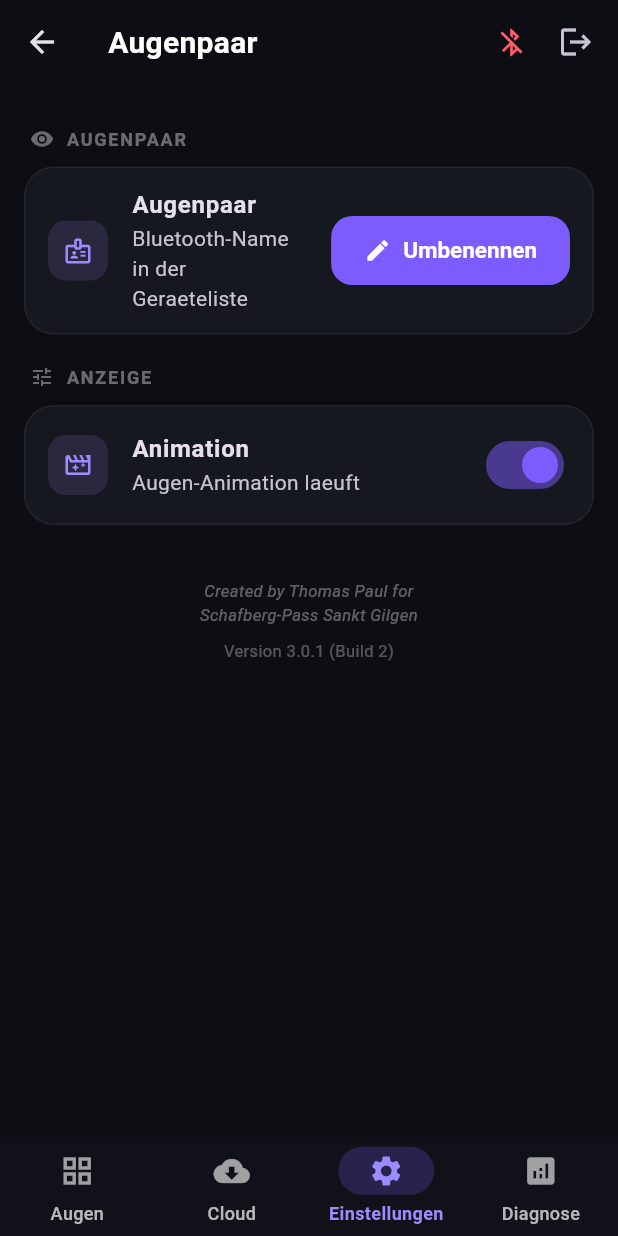
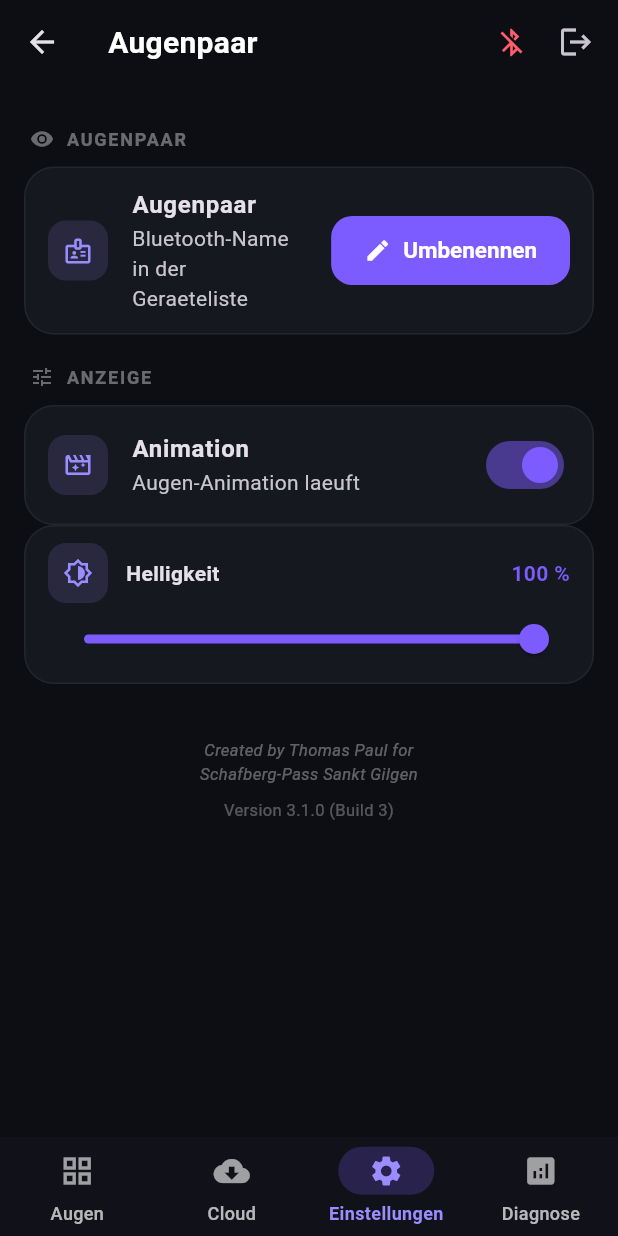
Before and after one commit to Backer133/eye_pair_app-Oled, a Flutter app: the HomeScreen screen opened directly with empty values, item 3 of the bottom bar chosen, on a phone screen of 412 x 824 dp. Run offline on Flutter 3.47's test engine with Material 3 defaults, Android fonts, the phone set to English and light mode, and no system bars; our stand-ins replace flutter_blue_plus, package_info_plus, permission_handler, shared_preferences; accounts and stored records are empty; network calls fail.

Commit message:
Einstellungen: Helligkeits-Regler (AMOLED 0x51) - dimmt Master + Slave
- ble_service.setBrightness() reaktiviert (auf C6-AMOLED zuverlaessig)
- Slider in Settings 'Anzeige' mit Live-Dimmen (gedrosselt) + Prozentanzeige
- Firmware unveraendert: Master leitet Helligkeit im ConfigMsg an den Slave weiter

Co-Authored-By: Claude Opus 4.8 <noreply@anthropic.com>

```diff
--- a/lib/screens/settings.dart
+++ b/lib/screens/settings.dart
@@ -14,6 +14,17 @@ class SettingsScreen extends StatefulWidget {
 class _SettingsScreenState extends State<SettingsScreen> {
   // App-Version (aus dem Paket -> folgt automatisch der pubspec-Version).
   String _version = '';
+
+  // Helligkeit: lokaler Slider-Wert (waehrend des Ziehens) + Throttle fuers BLE-Schreiben.
+  double? _brightnessLocal;
+  DateTime _lastBrWrite = DateTime.fromMillisecondsSinceEpoch(0);
+  void _throttledBrightness(double v) {
+    final now = DateTime.now();
+    if (now.difference(_lastBrWrite).inMilliseconds >= 120) {
+      _lastBrWrite = now;
+      widget.ble.setBrightness(v.round());
+    }
+  }
 
   @override
   void initState() {
@@ -109,6 +120,7 @@ class _SettingsScreenState extends State<SettingsScreen> {
       builder: (context, _) {
         final ble = widget.ble;
         final animOn = ble.animEnabled == 1;
+        final br = (_brightnessLocal ?? ble.brightness.toDouble()).clamp(5.0, 255.0);
         return ListView(
           padding: const EdgeInsets.fromLTRB(16, 8, 16, 32),
           children: [
@@ -143,6 +155,42 @@ class _SettingsScreenState extends State<SettingsScreen> {
                 value: animOn,
                 activeColor: kAccent,
                 onChanged: (v) => ble.setAnimEnabled(v),
+              ),
+            ),
+
+            // Helligkeit (AMOLED: CO5300 0x51)
+            Card(
+              child: Padding(
+                padding: const EdgeInsets.fromLTRB(16, 12, 16, 6),
+                child: Column(
+                  crossAxisAlignment: CrossAxisAlignment.start,
+                  children: [
+                    Row(
+                      children: [
+                        _iconBox(Icons.brightness_6_outlined, kAccentGlow),
+                        const SizedBox(width: 12),
+                        const Expanded(
+                          child: Text('Helligkeit',
+                              style: TextStyle(fontWeight: FontWeight.w700)),
+                        ),
+                        Text('${(br / 255 * 100).round()} %',
+                            style: const TextStyle(
+                                color: kAccent, fontWeight: FontWeight.w700)),
+                      ],
+                    ),
+                    Slider(
+                      min: 5,
+                      max: 255,
+                      value: br,
+                      activeColor: kAccent,
+                      onChanged: (v) {
+                        setState(() => _brightnessLocal = v);
+                        _throttledBrightness(v);   // live dimmen (gedrosselt)
+                      },
+                      onChangeEnd: (v) => ble.setBrightness(v.round()),
+                    ),
+                  ],
+                ),
               ),
             ),
 
--- a/pubspec.yaml
+++ b/pubspec.yaml
@@ -1,7 +1,7 @@
 name: eye_pair_app_oled
 description: BLE-Steuerung fuer ESP32-S3-Touch-AMOLED-1.43 Augen-Paar (466x466, Kabel-Sync)
 publish_to: 'none'
-version: 3.0.1+2
+version: 3.1.0+3
 
 environment:
   sdk: ^3.5.0
```
Also changed, not shown: lib/ble_service.dart (+9 -1 lines).
